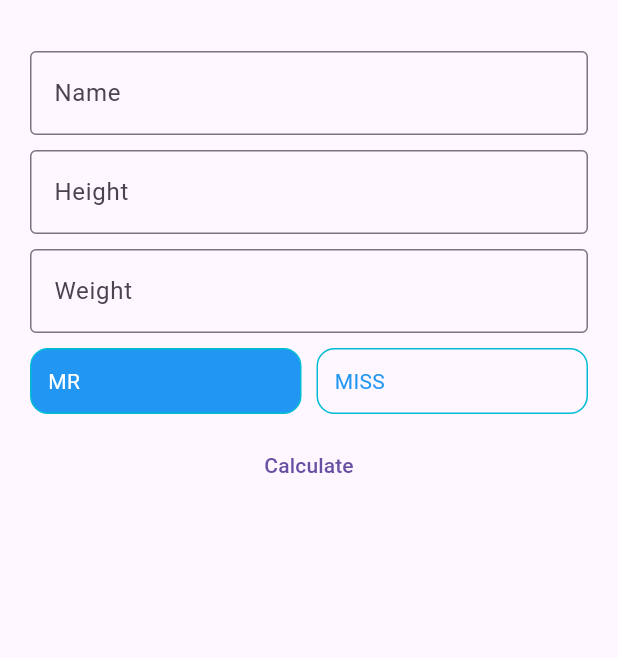
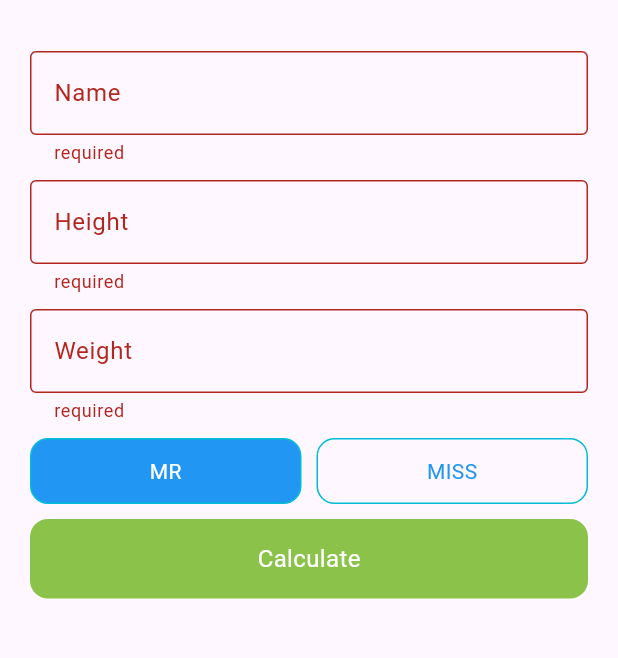
Before and after one commit to alli2729/bmi_calculator, a Flutter app: the screen it shows after launch, after a tap on "Calculate", on a phone screen of 412 x 824 dp, the part 63-721 px from its top. Run offline on Flutter 3.47's test engine with Material 3 defaults, Android fonts, the phone set to English and light mode, and no system bars.

Commit message:
fixed everything

```diff
--- a/lib/enums/bmi.dart
+++ b/lib/enums/bmi.dart
@@ -2,16 +2,21 @@ import 'package:flutter/material.dart';
 
 enum BmiEnum {
   normal(
-    'its normal',
+    'Normal',
     Colors.green,
   ),
   underWeight(
-    'its under weight',
+    'Under Weight',
     Colors.orange,
   ),
   overWeight(
-    'its over weight',
+    'Over Weight',
     Colors.red,
+  ),
+
+  obese(
+    'Obese',
+    Color.fromARGB(255, 114, 19, 12),
   );
 
   const BmiEnum(this.label, this.color);
--- a/lib/pages/input_data.dart
+++ b/lib/pages/input_data.dart
@@ -1,6 +1,10 @@
 import 'package:flutter/material.dart';
+import 'package:flutter/services.dart';
+import 'show_result.dart';
+import '../enums/bmi.dart';
 import '../enums/gender.dart';
 import '../widgets/gender_widget.dart';
+import 'dart:math';
 
 class InputData extends StatefulWidget {
   const InputData({super.key});
@@ -12,7 +16,11 @@ class InputData extends StatefulWidget {
 class _InputDataState extends State<InputData> {
   final _formKey = GlobalKey<FormState>();
   final _nameController = TextEditingController();
+  final _heightController = TextEditingController();
+  final _weightController = TextEditingController();
   Gender _gender = Gender.male;
+  BmiEnum _bmiEnum = BmiEnum.normal;
+  double _bmi = 0;
 
   @override
   Widget build(BuildContext context) {
@@ -21,6 +29,8 @@ class _InputDataState extends State<InputData> {
       body: _body(),
     );
   }
+
+  //* Widgets------------------------------------------------------------------
 
   Widget _body() {
     return Form(
@@ -56,32 +66,56 @@ class _InputDataState extends State<InputData> {
     );
   }
 
-  SizedBox _verticalGap() => const SizedBox(height: 10);
-  SizedBox _horizentalGap() => const SizedBox(width: 10);
-
-  Widget _heightField() => TextFormField(
-        // validator: ,
-        keyboardType: TextInputType.number,
-        decoration: const InputDecoration(
-            label: Text('Height'), border: OutlineInputBorder()),
-      );
-
-  Widget _weightField() => TextFormField(
-        // validator: ,
-        keyboardType: TextInputType.number,
-        decoration: const InputDecoration(
-            label: Text('Weight'), border: OutlineInputBorder()),
-      );
-
   Widget _nameField() => TextFormField(
         controller: _nameController,
-        // validator: ,
+        validator: _validator,
         decoration: const InputDecoration(
             label: Text('Name'), border: OutlineInputBorder()),
       );
 
+  Widget _heightField() => TextFormField(
+        validator: _validator,
+        controller: _heightController,
+        inputFormatters: [FilteringTextInputFormatter.digitsOnly],
+        keyboardType: TextInputType.number,
+        decoration: const InputDecoration(
+          label: Text('Height'),
+          suffixText: 'CM',
+          border: OutlineInputBorder(),
+        ),
+      );
+
+  Widget _weightField() => TextFormField(
+        validator: _validator,
+        controller: _weightController,
+        inputFormatters: [FilteringTextInputFormatter.digitsOnly],
+        keyboardType: TextInputType.number,
+        decoration: const InputDecoration(
+          label: Text('Weight'),
+          suffixText: 'KG',
+          border: OutlineInputBorder(),
+        ),
+      );
+
   Widget _calculateButton() {
-    return TextButton(onPressed: () {}, child: const Text('Calculate'));
+    return InkWell(
+        borderRadius: BorderRadius.circular(12),
+        onTap: _goToResult,
+        child: Container(
+          alignment: Alignment.center,
+          width: double.infinity,
+          decoration: BoxDecoration(
+            color: Colors.lightGreen,
+            borderRadius: BorderRadius.circular(12),
+          ),
+          child: const Padding(
+            padding: EdgeInsets.all(15.0),
+            child: Text(
+              'Calculate',
+              style: TextStyle(fontSize: 16, color: Colors.white),
+            ),
+          ),
+        ));
   }
 
   Widget _male() {
@@ -100,9 +134,70 @@ class _InputDataState extends State<InputData> {
     );
   }
 
+  SizedBox _verticalGap() => const SizedBox(height: 10);
+  SizedBox _horizentalGap() => const SizedBox(width: 10);
+
+  //* Methods------------------------------------------------------------------
+
   void _changeGender(Gender newValue) {
     setState(() {
       _gender = newValue;
     });
   }
+
+  String? _validator(String? input) {
+    if (input == null || input.isEmpty) return 'required';
+    return null;
+  }
+
+  void _goToResult() async {
+    if (_formKey.currentState?.validate() ?? false) {
+      _bmi = _calculate();
+      _bmiEnum = _bmiEnumCalculate(_bmi);
+
+      bool? result = await Navigator.push<bool?>(
+        context,
+        MaterialPageRoute(
+          builder: (_) => ShowResult(
+            name: _nameController.text,
+            gender: _gender,
+            bmiEnum: _bmiEnum,
+            bmi: _bmi,
+          ),
+        ),
+      );
+
+      if (result != null) {
+        if (result) {
+          _nameController.clear();
+          _heightController.clear();
+          _weightController.clear();
+          _gender = Gender.male;
+        }
+      }
+    }
+  }
+
+  BmiEnum _bmiEnumCalculate(double bmi) {
+    switch (bmi) {
+      case < 18.5:
+        return BmiEnum.underWeight;
+      case > 18.5 && < 24.9:
+        return BmiEnum.normal;
+      case > 25 && < 29.9:
+        return BmiEnum.overWeight;
+      case > 30:
+        return BmiEnum.obese;
+
+      default:
+        return BmiEnum.normal;
+    }
+  }
+
+  double _calculate() {
+    final double weight = double.parse(_weightController.text);
+    final double height = double.parse(_heightController.text) / 100;
+
+    return (weight / pow(height, 2)).floorToDouble();
+  }
 }
--- a/lib/widgets/gender_widget.dart
+++ b/lib/widgets/gender_widget.dart
@@ -26,6 +26,7 @@ class GenderWidget extends StatelessWidget {
           child: Padding(
             padding: const EdgeInsets.all(12.0),
             child: Text(
+              textAlign: TextAlign.center,
               value.title,
               style: TextStyle(color: selectedV ? Colors.white : Colors.blue),
             ),
```
Also changed, not shown: lib/pages/show_result.dart (added, +92 -0 lines).
